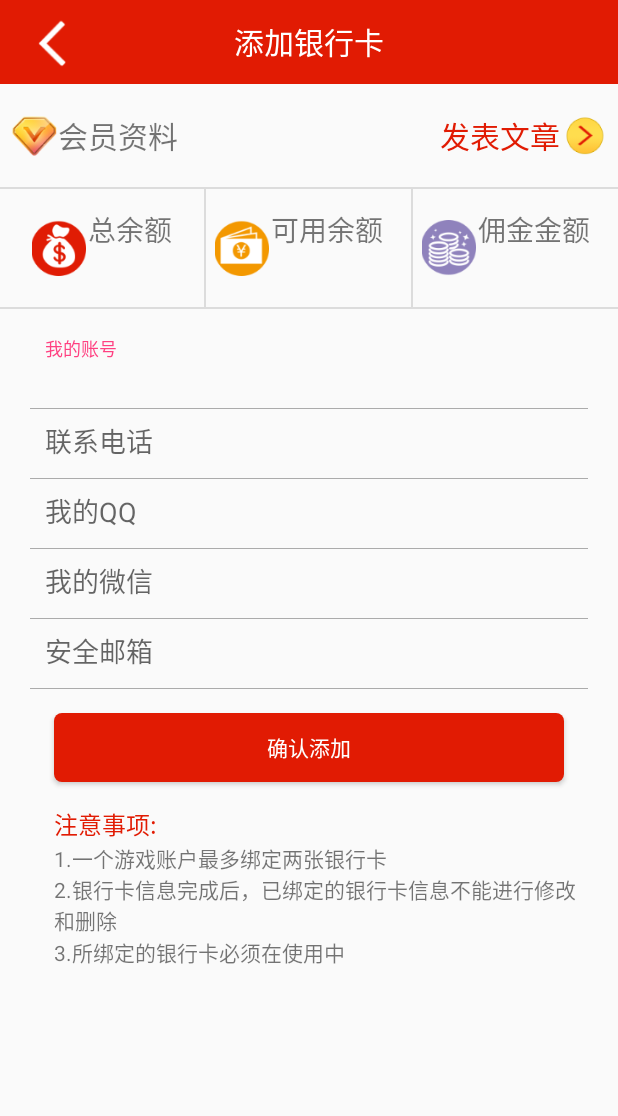
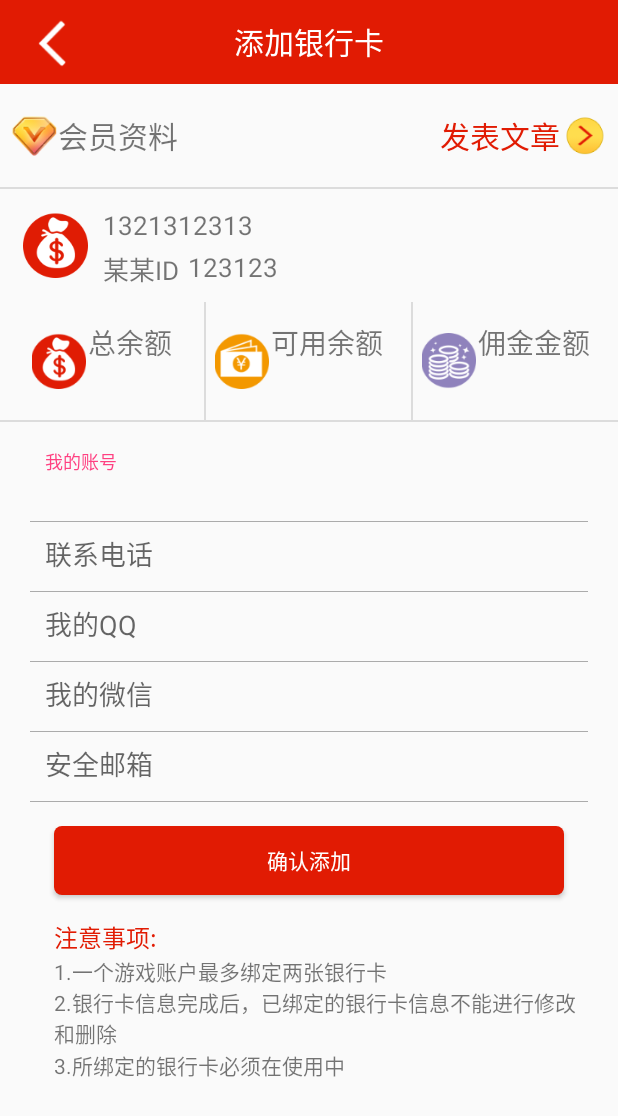
Before and after one commit to lemayn/Article, an Android app: the AddBankCardActivity screen opened directly, with no data from a screen before it, on a phone screen of 412 x 824 dp. Shown: the top 1116 px of the screen. Run offline under Robolectric (Android 15) with nearby library versions, the phone set to English and light mode, and no system bars; our stand-ins replace data binding; libraries missing offline, so code that uses them is left out: rx.android.schedulers, rx.schedulers.

Commit message:
请求接口时对code进行处理，code=2时返回登录页强行登录。更多页面实现

```diff
--- a/app/src/main/java/com/example/leon/article/Activity/ModifyPasswordActivity.java
+++ b/app/src/main/java/com/example/leon/article/Activity/ModifyPasswordActivity.java
@@ -8,6 +8,7 @@ import android.widget.Toast;
 
 import com.example.leon.article.R;
 import com.example.leon.article.api.ApiFactory;
+import com.example.leon.article.api.BaseValueValidOperator;
 import com.example.leon.article.api.bean.ArticleApiBean;
 import com.example.leon.article.base.ToolBarBaseActivity;
 import com.example.leon.article.databinding.ActivityModifyPasswordBinding;
@@ -69,6 +70,7 @@ public class ModifyPasswordActivity extends ToolBarBaseActivity<ActivityModifyPa
                         hashMap.put("cookie", "90c393a671e233c67cabfe464bc99a6c");
                         hashMap.put("sid", "c5etakebn6grkst6csqk2a5o62");
                         ApiFactory.getApi().article(Constant.Api.EDIT_PASSWORD, hashMap)
+                                .lift(new BaseValueValidOperator<ArticleApiBean>())
                                 .subscribeOn(Schedulers.io())
                                 .observeOn(AndroidSchedulers.mainThread())
                                 .subscribe(new Subscriber<ArticleApiBean>() {
--- a/app/src/main/java/com/example/leon/article/Activity/WithdrawDepositActivity.java
+++ b/app/src/main/java/com/example/leon/article/Activity/WithdrawDepositActivity.java
@@ -9,6 +9,7 @@ import android.widget.Toast;
 
 import com.example.leon.article.R;
 import com.example.leon.article.api.ApiFactory;
+import com.example.leon.article.api.BaseValueValidOperator;
 import com.example.leon.article.api.bean.BankApiBean;
 import com.example.leon.article.base.ToolBarBaseActivity;
 import com.example.leon.article.databinding.ActivityWithdrawDepositBinding;
@@ -82,9 +83,10 @@ public class WithdrawDepositActivity extends ToolBarBaseActivity<ActivityWithdra
 
     private void getUserBankInfo() {
         HashMap<String, String> hashMap = new HashMap<>();
-        hashMap.put("cookie", "c1c5582ccdd4f5d16e37ae19c03f8dea");
+        hashMap.put("cookie", "4ef27e6f77f47112f7e21d29af7ac1ad");
         hashMap.put("sid", "c5etakebn6grkst6csqk2a5o62");
         ApiFactory.getApi().bank(Constant.Api.USER_BANK, hashMap)
+                .lift(new BaseValueValidOperator<BankApiBean>())
                 .subscribeOn(Schedulers.io())
                 .doOnSubscribe(new Action0() {
                     @Override
@@ -142,6 +144,7 @@ public class WithdrawDepositActivity extends ToolBarBaseActivity<ActivityWithdra
             hashMap.put("money", money);
             hashMap.put("password", pwd);
             ApiFactory.getApi().bank(Constant.Api.WITHDRAW_MONEY, hashMap)
+                    .lift(new BaseValueValidOperator<BankApiBean>())
                     .subscribeOn(Schedulers.io())
                     .observeOn(AndroidSchedulers.mainThread())
                     .subscribe(new Subscriber<BankApiBean>() {
--- a/app/src/main/java/com/example/leon/article/app.java
+++ b/app/src/main/java/com/example/leon/article/app.java
@@ -1,7 +1,10 @@
 package com.example.leon.article;
 
+import android.app.Activity;
 import android.app.Application;
 import android.database.sqlite.SQLiteDatabase;
+import android.os.Bundle;
+import android.util.Log;
 
 import com.example.leon.article.sql.bean.DaoMaster;
 import com.example.leon.article.sql.bean.DaoSession;
@@ -10,6 +13,7 @@ import com.example.leon.article.sql.bean.DaoSession;
 public class app extends Application {
     private static app mInstance;
     private static DaoSession daoSession;
+    private Activity top_activity;
 
     @Override
     public void onCreate() {
@@ -18,6 +22,8 @@ public class app extends Application {
         mInstance = this;
 
         setupDataBase();
+
+        initGlobeActivity();
     }
 
     public static app getInstance() {
@@ -31,7 +37,52 @@ public class app extends Application {
         daoSession = master.newSession();
     }
 
-    public static DaoSession getDaoSession(){
+    public static DaoSession getDaoSession() {
         return daoSession;
     }
+
+    private void initGlobeActivity() {
+        registerActivityLifecycleCallbacks(new ActivityLifecycleCallbacks() {
+            @Override
+            public void onActivityCreated(Activity activity, Bundle savedInstanceState) {
+                top_activity = activity;
+                Log.e("onActivityCreated===", top_activity + "");
+            }
+
+            @Override
+            public void onActivityDestroyed(Activity activity) {
+                Log.e("onActivityDestroyed===", top_activity + "");
+            }
+
+            @Override
+            public void onActivityStarted(Activity activity) {
+                top_activity = activity;
+                Log.e("onActivityStarted===", top_activity + "");
+            }
+
+            @Override
+            public void onActivityResumed(Activity activity) {
+                top_activity = activity;
+                Log.e("onActivityResumed===", top_activity + "");
+            }
+
+            @Override
+            public void onActivityPaused(Activity activity) {
+                Log.e("onActivityPaused===", top_activity + "");
+            }
+
+            @Override
+            public void onActivityStopped(Activity activity) {
+                Log.e("onActivityStopped===", top_activity + "");
+            }
+
+            @Override
+            public void onActivitySaveInstanceState(Activity activity, Bundle outState) {
+            }
+        });
+    }
+
+    public Activity getCurrentActivity() {
+        return top_activity;
+    }
 }
--- a/app/src/main/java/com/example/leon/article/base/ToolBarBaseActivity.java
+++ b/app/src/main/java/com/example/leon/article/base/ToolBarBaseActivity.java
@@ -13,6 +13,7 @@ import android.widget.Toast;
 
 import com.example.leon.article.R;
 import com.example.leon.article.api.ApiFactory;
+import com.example.leon.article.api.BaseValueValidOperator;
 import com.example.leon.article.api.bean.ArticleApiBean;
 import com.example.leon.article.databinding.ActivityToolBarBaseBinding;
 import com.example.leon.article.utils.Constant;
@@ -104,6 +105,7 @@ public class ToolBarBaseActivity<T extends ViewDataBinding> extends AppCompatAct
         hashMap.put("cookie", "c1c5582ccdd4f5d16e37ae19c03f8dea");
         hashMap.put("sid", "c5etakebn6grkst6csqk2a5o62");
         ApiFactory.getApi().article(Constant.Api.USER_DATA, hashMap)
+                .lift(new BaseValueValidOperator<ArticleApiBean>())
                 .subscribeOn(Schedulers.io())
                 .observeOn(AndroidSchedulers.mainThread())
                 .subscribe(new Subscriber<ArticleApiBean>() {
--- a/app/src/main/res/layout/activity_tool_bar_base.xml
+++ b/app/src/main/res/layout/activity_tool_bar_base.xml
@@ -97,6 +97,53 @@
                     android:layout_width="match_parent"
                     android:layout_height="@dimen/x1"
                     android:background="@color/center_divider"/>
+
+                <RelativeLayout
+                    android:layout_width="match_parent"
+                    android:layout_height="@dimen/x60"
+                    android:padding="@dimen/x5">
+
+                    <ImageView
+                        android:id="@+id/iv_user_avatar"
+                        android:layout_width="@dimen/x50"
+                        android:layout_height="@dimen/x50"
+                        android:layout_gravity="center_vertical"
+                        android:paddingRight="@dimen/x1"
+                        android:scaleType="centerInside"
+                        android:src="@drawable/total_balance"/>
+
+
+                    <TextView
+                        android:layout_marginBottom="@dimen/x3"
+                        android:layout_marginTop="@dimen/x5"
+                        android:id="@+id/tv_user_nickname"
+                        android:layout_toRightOf="@+id/iv_user_avatar"
+                        android:layout_width="wrap_content"
+                        android:layout_height="wrap_content"
+                        android:text="1321312313"
+                        android:textSize="@dimen/x14"/>
+
+                    <TextView
+                        android:id="@+id/tv_id"
+                        android:layout_toRightOf="@+id/iv_user_avatar"
+                        android:layout_below="@+id/tv_user_nickname"
+                        android:layout_width="wrap_content"
+                        android:layout_height="wrap_content"
+                        android:text="某某ID"
+                        android:layout_marginRight="@dimen/x5"
+                        android:textSize="@dimen/x14"/>
+
+                    <TextView
+                        android:layout_toRightOf="@+id/tv_id"
+                        android:layout_below="@+id/tv_user_nickname"
+                        android:layout_width="wrap_content"
+                        android:layout_height="wrap_content"
+                        android:text="123123"
+                        android:textSize="@dimen/x14"/>
+
+
+                </RelativeLayout>
+
 
                 <LinearLayout
                     android:id="@+id/ll_header_money"
```
Also changed, not shown: app/src/main/java/com/example/leon/article/Activity/MoreInfoFragment.java (added, +21 -0 lines), app/src/main/java/com/example/leon/article/api/BaseValueValidOperator.java (added, +88 -0 lines), app/src/main/java/com/example/leon/article/api/bean/ApiBean.java (added, +25 -0 lines), app/src/main/java/com/example/leon/article/api/bean/ArticleApiBean.java (+10 -19 lines), app/src/main/java/com/example/leon/article/api/bean/BankApiBean.java (+1 -19 lines), app/src/main/res/layout/fragment_more_info.xml (added, +51 -0 lines), app/src/main/res/values/strings.xml (+14 -0 lines), 1 other file.
